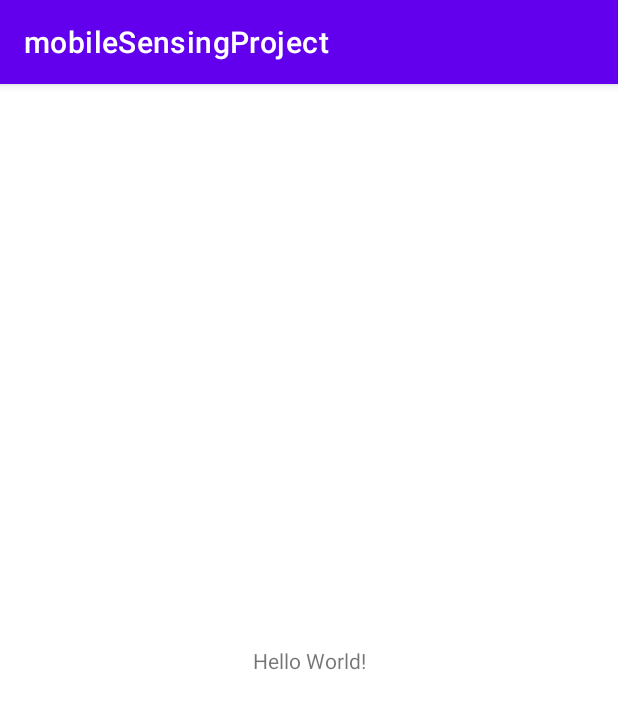
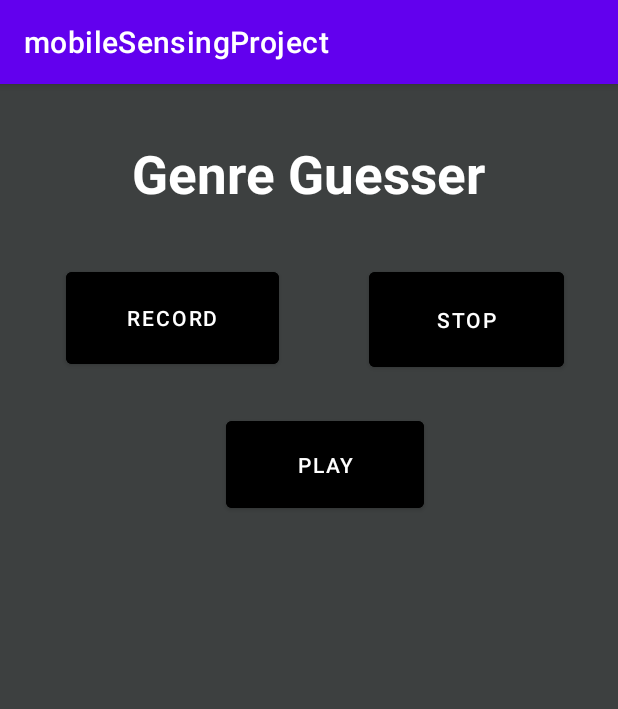
Before and after one commit to Jshiller26/mobileSensingProject, an Android app: the screen it shows after launch (MainActivity), on a phone screen of 412 x 824 dp. Shown: the top 709 px of the screen. Run offline under Robolectric (Android 15) with nearby library versions, the phone set to English and light mode, and no system bars.

Commit message:
Started working on GUI. Added buttons to record, stop and play audio

```diff
--- a/app/src/main/res/layout/activity_main.xml
+++ b/app/src/main/res/layout/activity_main.xml
@@ -4,15 +4,56 @@
     xmlns:tools="http://schemas.android.com/tools"
     android:layout_width="match_parent"
     android:layout_height="match_parent"
+    android:background="#3d4040"
     tools:context=".MainActivity">
 
     <TextView
+        android:id="@+id/textView2"
         android:layout_width="wrap_content"
         android:layout_height="wrap_content"
-        android:text="Hello World!"
-        app:layout_constraintBottom_toBottomOf="parent"
+        android:layout_marginTop="36dp"
+        android:text="Genre Guesser"
+        android:textColor="@android:color/background_light"
+        android:textSize="35dp"
+        android:textStyle="bold"
         app:layout_constraintEnd_toEndOf="parent"
+        app:layout_constraintHorizontal_bias="0.497"
         app:layout_constraintStart_toStartOf="parent"
         app:layout_constraintTop_toTopOf="parent" />
 
+    <Button
+        android:id="@+id/button"
+        android:layout_width="142dp"
+        android:layout_height="73dp"
+        android:layout_marginStart="44dp"
+        android:layout_marginTop="36dp"
+        android:text="RECORD"
+        android:backgroundTint="@color/black"
+        app:layout_constraintStart_toStartOf="parent"
+        app:layout_constraintTop_toBottomOf="@+id/textView2" />
+
+    <Button
+        android:id="@+id/button2"
+        android:layout_width="130dp"
+        android:layout_height="75dp"
+        android:layout_marginTop="36dp"
+        android:layout_marginEnd="36dp"
+        android:text="STOP"
+        android:backgroundTint="@color/black"
+        app:layout_constraintEnd_toEndOf="parent"
+        app:layout_constraintTop_toBottomOf="@+id/textView2" />
+
+    <Button
+        android:id="@+id/button3"
+        android:layout_width="132dp"
+        android:layout_height="70dp"
+        android:layout_marginStart="92dp"
+        android:layout_marginTop="24dp"
+        android:layout_marginEnd="93dp"
+        android:text="PLAY"
+        android:backgroundTint="@color/black"
+        app:layout_constraintEnd_toEndOf="@+id/button2"
+        app:layout_constraintHorizontal_bias="1.0"
+        app:layout_constraintStart_toStartOf="@+id/button"
+        app:layout_constraintTop_toBottomOf="@+id/button2" />
 </androidx.constraintlayout.widget.ConstraintLayout>
```
